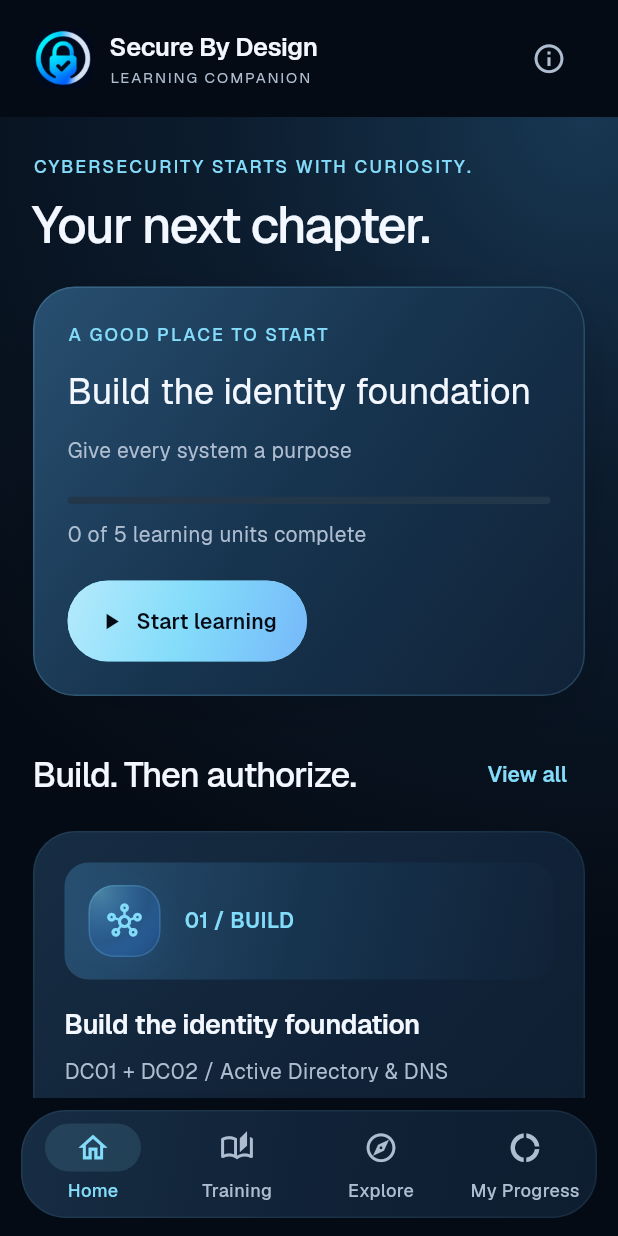
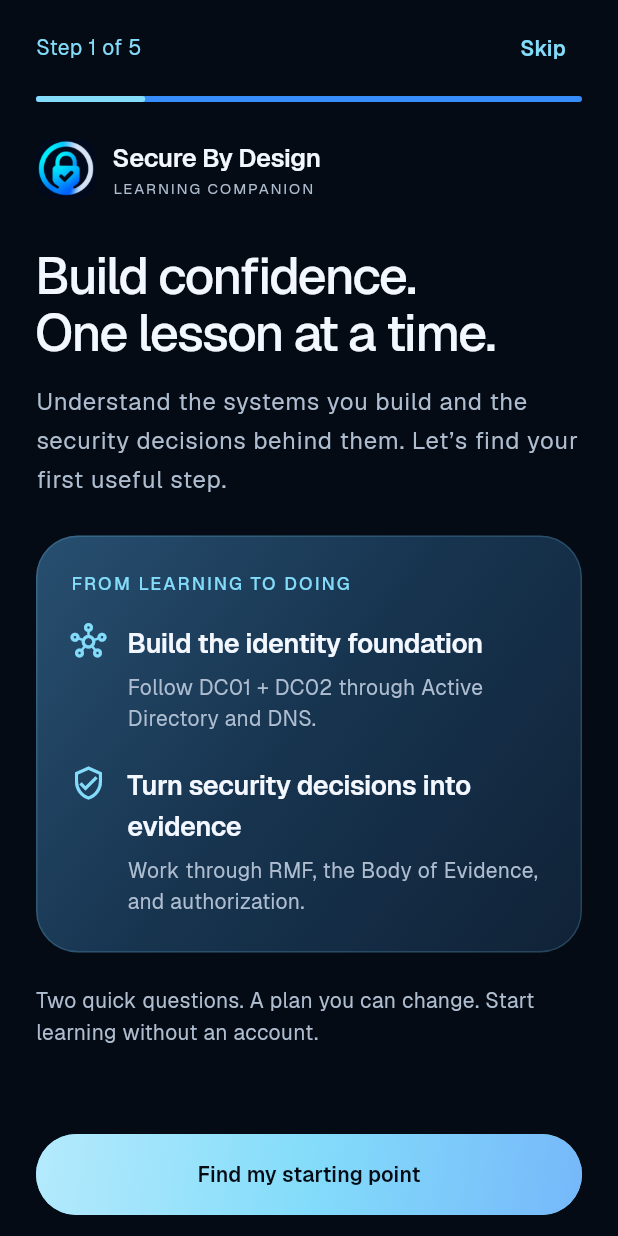
Before and after one commit to SecureByDesignInc/secure-by-design-native-app, a Flutter app: the screen it shows after launch, on a phone screen of 412 x 824 dp. Run offline on Flutter 3.47's test engine with Material 3 defaults, Android fonts, the phone set to English and light mode, and no system bars; our stand-ins replace share_plus, shared_preferences, webview_flutter; accounts and stored records are empty; project files that could hold a hidden picture were left out.

Commit message:
Add personalized onboarding and a welcome note from Jon

```diff
--- a/lib/data/getting_started.dart
+++ b/lib/data/getting_started.dart
@@ -1,5 +1,8 @@
+import 'dart:convert';
+
 import 'package:flutter/foundation.dart';
 import 'package:shared_preferences/shared_preferences.dart';
+import 'onboarding.dart';
 
 enum GettingStartedMessage { welcome, resources, feedback }
 
@@ -14,6 +17,17 @@ class GettingStartedStore extends ChangeNotifier {
     _dismissed =
         (_preferences.getStringList('sbd.guidance.dismissed.v1') ?? []).toSet();
     _enabled = _preferences.getBool('sbd.guidance.enabled.v1') ?? true;
+    // An upgrade must not interrupt returning learners with a new first run.
+    _existingInstall = _preferences.containsKey('sbd.guidance.started.v1') ||
+        _preferences.containsKey('sbd.state.v1') ||
+        _dismissed.isNotEmpty;
+    try {
+      final value = jsonDecode(_preferences.getString(_onboardingKey) ?? '{}');
+      if (value is Map) {
+        _welcomeFinished = value['finished'] == true;
+        _profile = OnboardingProfile.fromJson(value['profile']);
+      }
+    } catch (_) {/* A malformed optional profile must not block learning. */}
   }
 
   final SharedPreferences _preferences;
@@ -24,6 +38,35 @@ class GettingStartedStore extends ChangeNotifier {
   bool _disposed = false;
   bool busy = false;
   bool get enabled => _enabled;
+  static const _onboardingKey = 'sbd.onboarding.v1';
+  late final bool _existingInstall;
+  bool _welcomeFinished = false;
+  OnboardingProfile? _profile;
+  OnboardingProfile? get profile => _profile;
+  bool get welcomeFinished => _welcomeFinished;
+  bool get shouldPresentWelcome =>
+      _enabled && !_existingInstall && !_welcomeFinished;
+
+  Future<void> finishWelcome({OnboardingProfile? profile}) async {
+    if (busy || _disposed) return;
+    busy = true;
+    _notify();
+    try {
+      if (!await _preferences.setString(
+          _onboardingKey,
+          jsonEncode({
+            'finished': true,
+            'profile': profile?.toJson(),
+          }))) {
+        throw StateError('Could not save your learning plan.');
+      }
+      _profile = profile;
+      _welcomeFinished = true;
+    } finally {
+      busy = false;
+      _notify();
+    }
+  }
 
   Future<void> initialize() async {
     if (_preferences.containsKey('sbd.guidance.started.v1')) return;
@@ -38,6 +81,9 @@ class GettingStartedStore extends ChangeNotifier {
     if (!_enabled) return null;
     final age = _now().toUtc().difference(_started);
     for (final message in GettingStartedMessage.values) {
+      if (message == GettingStartedMessage.welcome && _welcomeFinished) {
+        continue;
+      }
       final days = switch (message) {
         GettingStartedMessage.welcome => 0,
         GettingStartedMessage.resources => 3,
--- a/lib/data/learning_store.dart
+++ b/lib/data/learning_store.dart
@@ -63,8 +63,11 @@ class LearningStore extends ChangeNotifier {
       .expand((p) => p.lessons)
       .where((l) => isCompleted(l.id))
       .fold(0, (n, l) => n + l.minutes);
-  LearningPath get currentPath => learningPaths
-      .firstWhere((p) => p.id == _lastPath, orElse: () => learningPaths.first);
+  LearningPath get currentPath => learningPaths.firstWhere(
+      (p) => p.id == _lastPath,
+      orElse: () => learningPaths.firstWhere(
+          (p) => p.id == gettingStarted.profile?.pathIds.first,
+          orElse: () => learningPaths.first));
   Lesson? nextLesson(LearningPath path) {
     for (final lesson in path.lessons) {
       if (!isCompleted(lesson.id)) return lesson;
--- /dev/null
+++ b/lib/data/onboarding.dart
@@ -0,0 +1,65 @@
+enum LearningGoal {
+  build('Build a network',
+      'Connect Active Directory, DNS, and the systems they serve.'),
+  authorize('Understand RMF & authorization',
+      'Connect security decisions to evidence and an authorization package.'),
+  monitor('Understand security monitoring',
+      'Make sense of machine data and the questions it can answer.');
+
+  const LearningGoal(this.label, this.description);
+  final String label;
+  final String description;
+}
+
+enum LearningStart {
+  foundations('Start with the foundations',
+      'Build understanding with a short, guided lesson.'),
+  practical('I’m ready to apply it',
+      'Start with a practical course where one is available.');
+
+  const LearningStart(this.label, this.description);
+  final String label;
+  final String description;
+}
+
+/// Device-only choices. These never enter account sync or analytics payloads.
+class OnboardingProfile {
+  OnboardingProfile({required Set<LearningGoal> goals, required this.start})
+      : goals = Set.unmodifiable(goals) {
+    if (goals.isEmpty) {
+      throw ArgumentError('Choose at least one learning goal.');
+    }
+  }
+
+  final Set<LearningGoal> goals;
+  final LearningStart start;
+
+  List<String> get pathIds => [
+        for (final goal in LearningGoal.values.where(goals.contains))
+          switch (goal) {
+            LearningGoal.build =>
+              start == LearningStart.foundations ? 'ad' : 'dc01-dc02',
+            LearningGoal.authorize =>
+              start == LearningStart.foundations ? 'rmf' : 'rmf-boe-ato',
+            LearningGoal.monitor => 'monitoring',
+          }
+      ];
+
+  String get reason =>
+      '${goals.map((g) => g.label).join(' · ')}. ${start.label}.';
+
+  Map<String, Object> toJson() => {
+        'goals': goals.map((g) => g.name).toList(),
+        'start': start.name,
+      };
+
+  static OnboardingProfile? fromJson(Object? value) {
+    if (value is! Map || value['goals'] is! List) return null;
+    final goals = LearningGoal.values
+        .where((g) => (value['goals'] as List).contains(g.name))
+        .toSet();
+    final starts = LearningStart.values.where((s) => s.name == value['start']);
+    if (goals.isEmpty || starts.isEmpty) return null;
+    return OnboardingProfile(goals: goals, start: starts.first);
+  }
+}
--- /dev/null
+++ b/lib/screens/onboarding_screen.dart
@@ -0,0 +1,403 @@
+import 'package:flutter/material.dart';
+
+import '../data/catalog.dart';
+import '../data/learning_store.dart';
+import '../data/onboarding.dart';
+import '../theme.dart';
+import '../widgets/common.dart';
+import 'path_screen.dart';
+
+Future<void> openOnboarding(BuildContext context, LearningStore store,
+    {bool firstRun = false}) async {
+  final startLesson = await Navigator.of(context).push<bool>(
+    MaterialPageRoute(
+        builder: (_) => OnboardingScreen(store: store, firstRun: firstRun)),
+  );
+  if (startLesson != true || !context.mounted) return;
+  final profile = store.gettingStarted.profile;
+  if (profile == null) return;
+  final path = learningPaths.firstWhere((p) => p.id == profile.pathIds.first);
+  try {
+    await store.openPath(path.id);
+  } catch (_) {
+    if (context.mounted) {
+      showNotice(context,
+          'Your plan is saved. Your place in this lesson could not be saved yet.');
+    }
+  }
+  if (!context.mounted) return;
+  await Navigator.of(context).push<void>(MaterialPageRoute(
+    builder: (_) => LessonScreen(
+        store: store,
+        path: path,
+        lesson: store.nextLesson(path) ?? path.lessons.first),
+  ));
+}
+
+class CreatorNote extends StatelessWidget {
+  const CreatorNote({super.key});
+
+  @override
+  Widget build(BuildContext context) => Panel(
+        child: Column(crossAxisAlignment: CrossAxisAlignment.start, children: [
+          const Kicker('A note from the creator'),
+          const SizedBox(height: 20),
+          Text('Hi, I’m Jon.',
+              style: Theme.of(context).textTheme.headlineMedium),
+          const SizedBox(height: 18),
+          Text(
+              'I built Secure By Design to help you connect what you learn to the systems you build and protect.\n\n'
+              'You don’t need to know everything before you start. Pick one lesson, try the idea, and keep going at your own pace.\n\n'
+              'If something here helps you, pay us back by sharing our content with someone who could use it.\n\n'
+              'I’m glad you’re here.',
+              style: Theme.of(context).textTheme.bodyLarge),
+          const SizedBox(height: 24),
+          const Text('Jon',
+              style: TextStyle(
+                  fontSize: 28,
+                  fontStyle: FontStyle.italic,
+                  color: SbdColors.cyan)),
+          const Text('Creator, Secure By Design'),
+        ]),
+      );
+}
+
+class OnboardingScreen extends StatefulWidget {
+  const OnboardingScreen(
+      {super.key, required this.store, this.firstRun = false});
+  final LearningStore store;
+  final bool firstRun;
+
+  @override
+  State<OnboardingScreen> createState() => _OnboardingScreenState();
+}
+
+class _OnboardingScreenState extends State<OnboardingScreen> {
+  int _step = 0;
+  bool _saving = false;
+  late Set<LearningGoal> _goals;
+  LearningStart? _start;
+  final _scroll = ScrollController();
+
+  @override
+  void initState() {
+    super.initState();
+    final saved = widget.store.gettingStarted.profile;
+    _goals = {...?saved?.goals};
+    _start = saved?.start;
+  }
+
+  @override
+  void dispose() {
+    _scroll.dispose();
+    super.dispose();
+  }
+
+  OnboardingProfile get _profile =>
+      OnboardingProfile(goals: _goals, start: _start!);
+  bool get _canContinue =>
+      !_saving &&
+      (_step != 1 || _goals.isNotEmpty) &&
+      (_step != 2 || _start != null);
+
+  void _move(int step) {
+    if (_saving) return;
+    widget.store.haptics.selectionChanged();
+    if (_scroll.hasClients) _scroll.jumpTo(0);
+    setState(() => _step = step);
+  }
+
+  Future<void> _finish({required bool startLesson, bool skip = false}) async {
+    if (_saving || widget.store.gettingStarted.busy) return;
+    setState(() => _saving = true);
+    try {
+      await widget.store.gettingStarted
+          .finishWelcome(profile: skip ? null : _profile);
+      if (mounted) Navigator.pop(context, startLesson);
+    } catch (_) {
+      if (mounted) {
+        setState(() => _saving = false);
+        showNotice(context, 'Could not save your plan. Please try again.');
+      }
+    }
+  }
+
+  void _close() {
+    if (_saving) return;
+    if (widget.firstRun) {
+      _finish(startLesson: false, skip: true);
+    } else {
+      Navigator.pop(context, false);
+    }
+  }
+
+  Widget _heading(String title, String body) => Padding(
+        padding: const EdgeInsets.only(bottom: 24),
+        child: Column(crossAxisAlignment: CrossAxisAlignment.start, children: [
+          Text(title, style: Theme.of(context).textTheme.headlineLarge),
+          const SizedBox(height: 14),
+          Text(body, style: Theme.of(context).textTheme.bodyLarge),
+        ]),
+      );
+
+  List<Widget> _content() => switch (_step) {
+        0 => [
+            const Brand(),
+            const SizedBox(height: 32),
+            _heading('Build confidence.\nOne lesson at a time.',
+                'Understand the systems you build and the security decisions behind them. Let’s find your first useful step.'),
+            Panel(
+                gradient: true,
+                child: Column(
+                    crossAxisAlignment: CrossAxisAlignment.start,
+                    children: [
+                      const Kicker('From learning to doing'),
+                      const SizedBox(height: 18),
+                      const _Outcome(
+                          icon: Icons.hub_outlined,
+                          title: 'Build the identity foundation',
+                          body:
+                              'Follow DC01 + DC02 through Active Directory and DNS.'),
+                      const SizedBox(height: 20),
+                      const _Outcome(
+                          icon: Icons.verified_user_outlined,
+                          title: 'Turn security decisions into evidence',
+                          body:
+                              'Work through RMF, the Body of Evidence, and authorization.'),
+                    ])),
+            const SizedBox(height: 22),
+            const Text(
+                'Two quick questions. A plan you can change. Start learning without an account.'),
+          ],
+        1 => [
+            _heading('What brings you here?',
+                'Choose one or more goals. Your answers decide which lessons we recommend.'),
+            for (final goal in LearningGoal.values)
+              _Choice(
+                  label: goal.label,
+                  body: goal.description,
+                  selected: _goals.contains(goal),
+                  onTap: () {
+                    widget.store.haptics.selectionChanged();
+                    setState(() => _goals.contains(goal)
+                        ? _goals.remove(goal)
+                        : _goals.add(goal));
+                  }),
+            const SizedBox(height: 12),
+            const Text('Your choices stay on this device.'),
+          ],
+        2 => [
+            _heading('Where would you like to start?',
+                'There’s no test to pass here. Choose the approach that feels useful today.'),
+            for (final start in LearningStart.values)
+              _Choice(
+                  label: start.label,
+                  body: start.description,
+                  selected: _start == start,
+                  onTap: () {
+                    if (_start == start) return;
+                    widget.store.haptics.selectionChanged();
+                    setState(() => _start = start);
+                  }),
+          ],
+        3 => [
+            _heading('Your starting point is ready.',
+                'Here’s what your answers unlocked. You can explore every course whenever you like.'),
+            Text(_profile.reason,
+                style: const TextStyle(color: SbdColors.cyan)),
+            const SizedBox(height: 22),
+            for (final id in _profile.pathIds) _recommendation(id),
+            const SizedBox(height: 12),
+            const Text(
+                'A simple rhythm: learn one idea, check your understanding, then save a reference for next time.'),
+          ],
+        _ => [
+            const CreatorNote(),
+            const SizedBox(height: 20),
+            const Text('Learn it. Share it. Pay it forward.',
+                style: TextStyle(color: SbdColors.cyan))
+          ],
+      };
+
+  Widget _recommendation(String id) {
+    final path = learningPaths.firstWhere((p) => p.id == id);
+    final lesson = widget.store.nextLesson(path) ?? path.lessons.first;
+    return Padding(
+        padding: const EdgeInsets.only(bottom: 16),
+        child: Panel(
+          gradient: id == _profile.pathIds.first,
+          child:
+              Column(crossAxisAlignment: CrossAxisAlignment.start, children: [
+            Kicker(id == _profile.pathIds.first
+                ? 'Start here · ${lesson.minutes} min'
+                : 'Also in your plan · ${lesson.minutes} min'),
+            const SizedBox(height: 12),
+            Text(lesson.title, style: Theme.of(context).textTheme.titleLarge),
+            const SizedBox(height: 10),
+            Text(lesson.summary),
+            const SizedBox(height: 14),
+            Text(path.title, style: const TextStyle(color: SbdColors.cyan)),
+          ]),
+        ));
+  }
+
+  @override
+  Widget build(BuildContext context) => PopScope(
+        canPop: !widget.firstRun && _step == 0 && !_saving,
+        onPopInvokedWithResult: (didPop, _) {
+          if (!didPop && !_saving) {
+            if (_step > 0) {
+              _move(_step - 1);
+            } else {
+              _close();
+            }
+          }
+        },
+        child: Scaffold(
+            body: SafeArea(
+                child: Center(
+                    child: ConstrainedBox(
+          constraints: const BoxConstraints(maxWidth: 680),
+          child: Column(children: [
+            Padding(
+                padding: const EdgeInsets.fromLTRB(14, 8, 18, 8),
+                child: Row(children: [
+                  if (_step > 0)
+                    IconButton(
+                        tooltip: 'Previous step',
+                        onPressed: _saving ? null : () => _move(_step - 1),
+                        icon: const Icon(Icons.arrow_back)),
+                  Expanded(
+                      child: Padding(
+                          padding: const EdgeInsets.only(left: 10),
+                          child: Text('Step ${_step + 1} of 5',
+                              style: const TextStyle(color: SbdColors.cyan)))),
+                  TextButton(
+                      onPressed: _saving ? null : _close,
+                      child: Text(widget.firstRun ? 'Skip' : 'Close')),
+                ])),
+            Padding(
+                padding: const EdgeInsets.symmetric(horizontal: 24),
+                child: LinearProgressIndicator(
+                  value: (_step + 1) / 5,
+                  minHeight: 4,
+                    semanticsLabel: 'Welcome progress, step ${_step + 1} of 5',
+                  borderRadius: BorderRadius.circular(8),
+                )),
+            Expanded(
+                child: SingleChildScrollView(
+              controller: _scroll,
+              padding: const EdgeInsets.all(24),
+              child: AnimatedSwitcher(
+                duration: Duration(
+                    milliseconds:
+                        MediaQuery.disableAnimationsOf(context) ? 0 : 180),
+                child: Column(
+                    key: ValueKey(_step),
+                    crossAxisAlignment: CrossAxisAlignment.start,
+                    children: _content()),
+              ),
+            )),
+            Padding(
+                padding: const EdgeInsets.fromLTRB(24, 12, 24, 14),
+                child: Column(children: [
+                  SizedBox(
+                      width: double.infinity,
+                      child: FilledButton(
+                        onPressed: !_canContinue
+                            ? null
+                            : _step == 4
+                                ? () => _finish(startLesson: true)
+                                : () => _move(_step + 1),
+                        child: Text(_saving
+                            ? 'Saving…'
+                            : switch (_step) {
+                                0 => 'Find my starting point',
+                                1 => 'Continue',
+                                2 => 'Show my plan',
+                                3 => 'A note before you begin',
+                                _ => 'Start my first lesson',
+                              }),
+                      )),
+                  if (_step == 4)
+                    TextButton(
+                        onPressed:
+                            _saving ? null : () => _finish(startLesson: false),
+                        child: const Text('Explore my plan first')),
+                ])),
+          ]),
+        )))),
+      );
+}
+
+class _Choice extends StatelessWidget {
+  const _Choice(
+      {required this.label,
+      required this.body,
+      required this.selected,
+      required this.onTap});
+  final String label, body;
+  final bool selected;
+  final VoidCallback onTap;
+  @override
+  Widget build(BuildContext context) => Padding(
+        padding: const EdgeInsets.only(bottom: 14),
+        child: Semantics(
+            button: true,
+            selected: selected,
+            child: Material(
+              color: selected ? SbdColors.surface : SbdColors.surfaceLow,
+              shape: RoundedRectangleBorder(
+                  borderRadius: BorderRadius.circular(22),
+                  side: BorderSide(
+                      color: selected ? SbdColors.cyan : SbdColors.border)),
+              child: InkWell(
+                onTap: onTap,
+                borderRadius: BorderRadius.circular(22),
+                child: Padding(
+                    padding: const EdgeInsets.all(20),
+                    child: Row(
+                        crossAxisAlignment: CrossAxisAlignment.start,
+                        children: [
+                          Icon(
+                              selected
+                                  ? Icons.check_circle
+                                  : Icons.circle_outlined,
+                              color:
+                                  selected ? SbdColors.cyan : SbdColors.muted),
+                          const SizedBox(width: 14),
+                          Expanded(
+                              child: Column(
+                                  crossAxisAlignment: CrossAxisAlignment.start,
+                                  children: [
+                                Text(label,
+                                    style: Theme.of(context)
+                                        .textTheme
+                                        .titleMedium),
+                                const SizedBox(height: 8),
+                                Text(body),
+                              ])),
+                        ])),
+              ),
+            )),
+      );
+}
+
+class _Outcome extends StatelessWidget {
+  const _Outcome({required this.icon, required this.title, required this.body});
+  final IconData icon;
+  final String title, body;
+  @override
+  Widget build(BuildContext context) =>
+      Row(crossAxisAlignment: CrossAxisAlignment.start, children: [
+        Icon(icon, color: SbdColors.cyan),
+        const SizedBox(width: 14),
+        Expanded(
+            child:
+                Column(crossAxisAlignment: CrossAxisAlignment.start, children: [
+          Text(title, style: Theme.of(context).textTheme.titleMedium),
+          const SizedBox(height: 6),
+          Text(body),
+        ])),
+      ]);
+}
--- a/pubspec.yaml
+++ b/pubspec.yaml
@@ -1,7 +1,7 @@
 name: secure_by_design_app
 description: A native Secure By Design learning companion proof of concept.
 publish_to: none
-version: 0.2.1+14
+version: 0.3.0+15
 
 environment:
   sdk: '>=3.5.0 <4.0.0'
```
Also changed, not shown: lib/app.dart (+17 -0 lines), lib/screens/training_screens.dart (+6 -1 lines), lib/widgets/getting_started.dart (+74 -4 lines), 6 other files.
